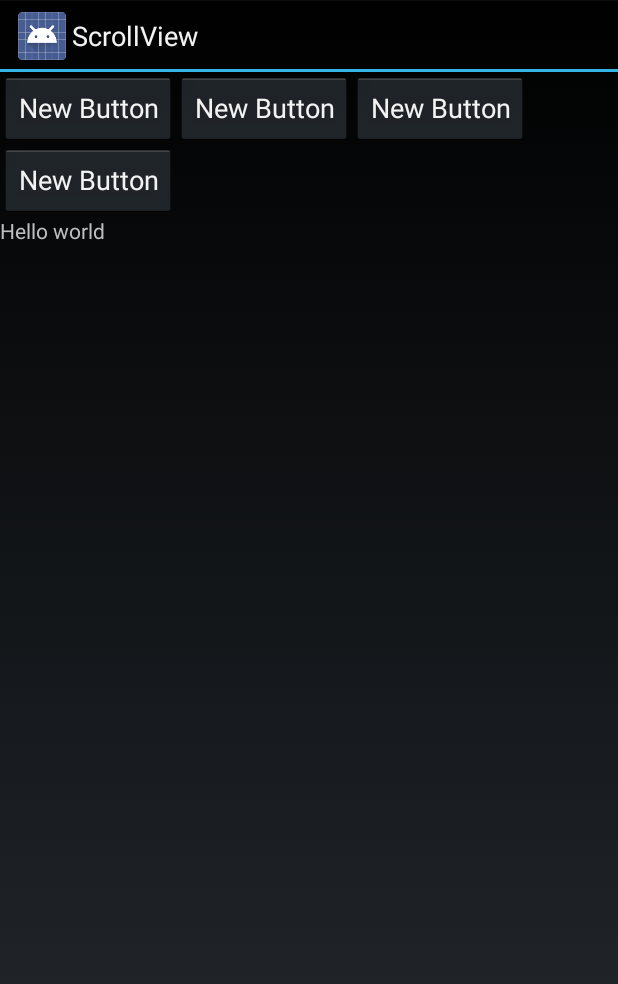
After one commit to blazsolar/FlowLayout, an Android app: the ScrollActivity screen opened directly, with no data from a screen before it, on a phone screen of 412 x 824 dp. The commit adds this screen. Shown: the top 984 px of the screen. Run offline under Robolectric (Android 15) with nearby library versions, the phone set to English and light mode, and no system bars.

Commit message:
Fix unspecified height measurment fixes #4

```diff
--- a/FlowLayout/build.gradle
+++ b/FlowLayout/build.gradle
@@ -3,7 +3,7 @@ buildscript {
         mavenCentral()
     }
     dependencies {
-        classpath 'com.android.tools.build:gradle:0.7.+'
+        classpath 'com.android.tools.build:gradle:0.9.+'
     }
 }
 apply plugin: 'android-library'
@@ -23,13 +23,11 @@ android {
         versionName project.VERSION_NAME
     }
 
-    release {
-        runProguard false
+    buildTypes {
+        release {
+            runProguard false
+        }
     }
 }
 
-dependencies {
-    instrumentTestCompile 'com.jayway.android.robotium:robotium-solo:4.2'
-}
-
 apply from: '../maven_push.gradle'
--- a/FlowLayout/src/main/java/com/wefika/flowlayout/FlowLayout.java
+++ b/FlowLayout/src/main/java/com/wefika/flowlayout/FlowLayout.java
@@ -258,7 +258,7 @@ public class FlowLayout extends ViewGroup {
 			int childHeightSize = sizeHeight;
 
 			if(lp.width == LayoutParams.MATCH_PARENT) {
-				childWidthMode = MeasureSpec.EXACTLY;
+				childWidthMode = MeasureSpec.EXACTLY    ;
 				childWidthSize -= lp.leftMargin + lp.rightMargin;
 			} else if(lp.width >= 0) {
 				childWidthMode = MeasureSpec.EXACTLY;
@@ -268,7 +268,10 @@ public class FlowLayout extends ViewGroup {
 			if(lp.height >= 0) {
 				childHeightMode = MeasureSpec.EXACTLY;
 				childHeightSize = lp.height;
-			}
+			} else if (modeHeight == MeasureSpec.UNSPECIFIED) {
+                childHeightMode = MeasureSpec.UNSPECIFIED;
+                childHeightSize = 0;
+            }
 
 			child.measure(
 					MeasureSpec.makeMeasureSpec(childWidthSize, childWidthMode),
--- a/FlowLayoutExample/build.gradle
+++ b/FlowLayoutExample/build.gradle
@@ -3,7 +3,7 @@ buildscript {
         mavenCentral()
     }
     dependencies {
-        classpath 'com.android.tools.build:gradle:0.7.+'
+        classpath 'com.android.tools.build:gradle:0.9.+'
     }
 }
 apply plugin: 'android'
@@ -17,7 +17,7 @@ repositories {
 
 android {
     compileSdkVersion 19
-    buildToolsVersion "19.0.1"
+    buildToolsVersion "19.0.3"
 
     defaultConfig {
         minSdkVersion 9
@@ -25,6 +25,7 @@ android {
         versionCode 1
         versionName "1.0"
     }
+
     buildTypes {
         release {
             runProguard false
@@ -34,5 +35,6 @@ android {
 }
 
 dependencies {
-    compile 'com.wefika:flowlayout:0.3.3-SNAPSHOT'
+//    compile 'com.wefika:flowlayout:0.3.4-SNAPSHOT'
+    compile project(':FlowLayout')
 }
--- a/FlowLayoutExample/src/main/AndroidManifest.xml
+++ b/FlowLayoutExample/src/main/AndroidManifest.xml
@@ -29,6 +29,10 @@
             android:name=".VisibilityActivity"
             android:label="@string/activity_visibility" />
 
+        <activity
+            android:name=".ScrollActivity"
+            android:label="@string/activity_scroll" />
+
     </application>
 
 </manifest>
--- a/FlowLayoutExample/src/main/java/com/wefika/flowlayout/example/MainActivity.java
+++ b/FlowLayoutExample/src/main/java/com/wefika/flowlayout/example/MainActivity.java
@@ -52,7 +52,8 @@ public class MainActivity extends ListActivity {
         private Item[] mItems = {
                 new Item<BasicActivity>(R.string.activity_basic, BasicActivity.class),
                 new Item<AllInOneActivity>(R.string.activity_all_in_one, AllInOneActivity.class),
-                new Item<VisibilityActivity>(R.string.activity_visibility, VisibilityActivity.class)
+                new Item<VisibilityActivity>(R.string.activity_visibility, VisibilityActivity.class),
+                new Item<ScrollActivity>(R.string.activity_scroll, ScrollActivity.class)
         };
 
         private LayoutInflater mInflater;
--- /dev/null
+++ b/FlowLayoutExample/src/main/java/com/wefika/flowlayout/example/ScrollActivity.java
@@ -0,0 +1,32 @@
+/*
+ * Copyright 2014 Blaž Šolar
+ *
+ * Licensed under the Apache License, Version 2.0 (the "License");
+ * you may not use this file except in compliance with the License.
+ * You may obtain a copy of the License at
+ *
+ *     http://www.apache.org/licenses/LICENSE-2.0
+ *
+ * Unless required by applicable law or agreed to in writing, software
+ * distributed under the License is distributed on an "AS IS" BASIS,
+ * WITHOUT WARRANTIES OR CONDITIONS OF ANY KIND, either express or implied.
+ * See the License for the specific language governing permissions and
+ * limitations under the License.
+ */
+
+package com.wefika.flowlayout.example;
+
+import android.app.Activity;
+import android.os.Bundle;
+
+/**
+ * Created by Blaž Šolar on 28/03/14.
+ */
+public class ScrollActivity extends Activity {
+
+    @Override
+    protected void onCreate(Bundle savedInstanceState) {
+        super.onCreate(savedInstanceState);
+        setContentView(R.layout.activity_scroll);
+    }
+}
--- /dev/null
+++ b/FlowLayoutExample/src/main/res/layout/activity_scroll.xml
@@ -0,0 +1,67 @@
+<?xml version="1.0" encoding="utf-8"?>
+
+<!--
+  ~ Copyright 2014 Blaž Šolar
+  ~
+  ~ Licensed under the Apache License, Version 2.0 (the "License");
+  ~ you may not use this file except in compliance with the License.
+  ~ You may obtain a copy of the License at
+  ~
+  ~     http://www.apache.org/licenses/LICENSE-2.0
+  ~
+  ~ Unless required by applicable law or agreed to in writing, software
+  ~ distributed under the License is distributed on an "AS IS" BASIS,
+  ~ WITHOUT WARRANTIES OR CONDITIONS OF ANY KIND, either express or implied.
+  ~ See the License for the specific language governing permissions and
+  ~ limitations under the License.
+  -->
+
+<ScrollView xmlns:android="http://schemas.android.com/apk/res/android"
+            android:layout_width="match_parent"
+            android:layout_height="match_parent">
+
+    <LinearLayout
+        android:layout_width="match_parent"
+        android:layout_height="wrap_content"
+        android:orientation="vertical">
+
+        <com.wefika.flowlayout.FlowLayout
+            android:layout_width="match_parent"
+            android:layout_height="wrap_content"
+            android:gravity="start|top"
+            android:minHeight="50dp">
+
+            <Button
+                android:id="@+id/button"
+                android:layout_width="wrap_content"
+                android:layout_height="wrap_content"
+                android:text="New Button" />
+
+            <Button
+                android:id="@+id/button1"
+                android:layout_width="wrap_content"
+                android:layout_height="wrap_content"
+                android:text="New Button" />
+
+            <Button
+                android:id="@+id/button2"
+                android:layout_width="wrap_content"
+                android:layout_height="wrap_content"
+                android:text="New Button" />
+
+            <Button
+                android:id="@+id/button3"
+                android:layout_width="wrap_content"
+                android:layout_height="wrap_content"
+                android:text="New Button" />
+        </com.wefika.flowlayout.FlowLayout>
+
+
+        <TextView
+            android:layout_width="wrap_content"
+            android:layout_height="wrap_content"
+            android:text="Hello world" />
+
+    </LinearLayout>
+
+</ScrollView>
--- a/FlowLayoutExample/src/main/res/values/strings.xml
+++ b/FlowLayoutExample/src/main/res/values/strings.xml
@@ -22,5 +22,6 @@
     <string name="activity_basic">Basic example</string>
     <string name="activity_all_in_one">All in one example</string>
     <string name="activity_visibility">Visibility</string>
+    <string name="activity_scroll">ScrollView</string>
 
 </resources>
--- a/build.gradle
+++ b/build.gradle
@@ -4,7 +4,7 @@ buildscript {
     }
 
     dependencies {
-        classpath 'com.android.tools.build:gradle:0.7.+'
+        classpath 'com.android.tools.build:gradle:0.9.+'
     }
 }
 
```
Also changed, not shown: gradle/wrapper/gradle-wrapper.properties.
